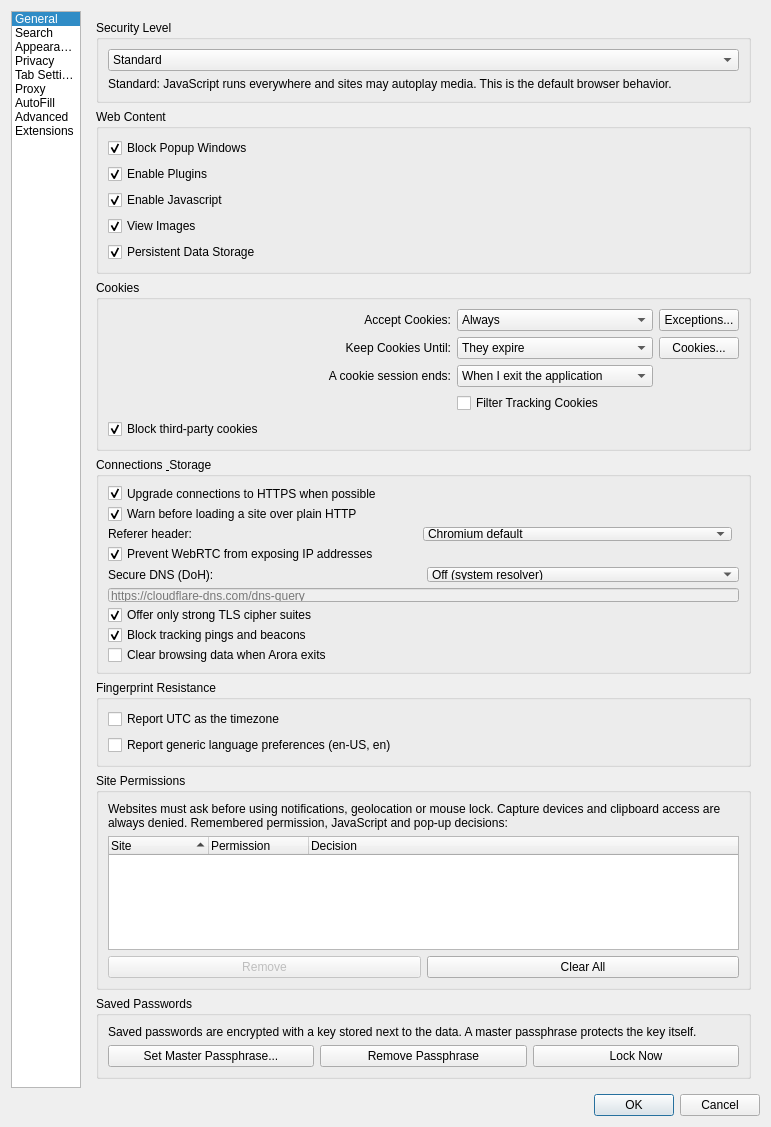
Qt form src/settings.ui (IT-Space-2026/arktos) before a commit.
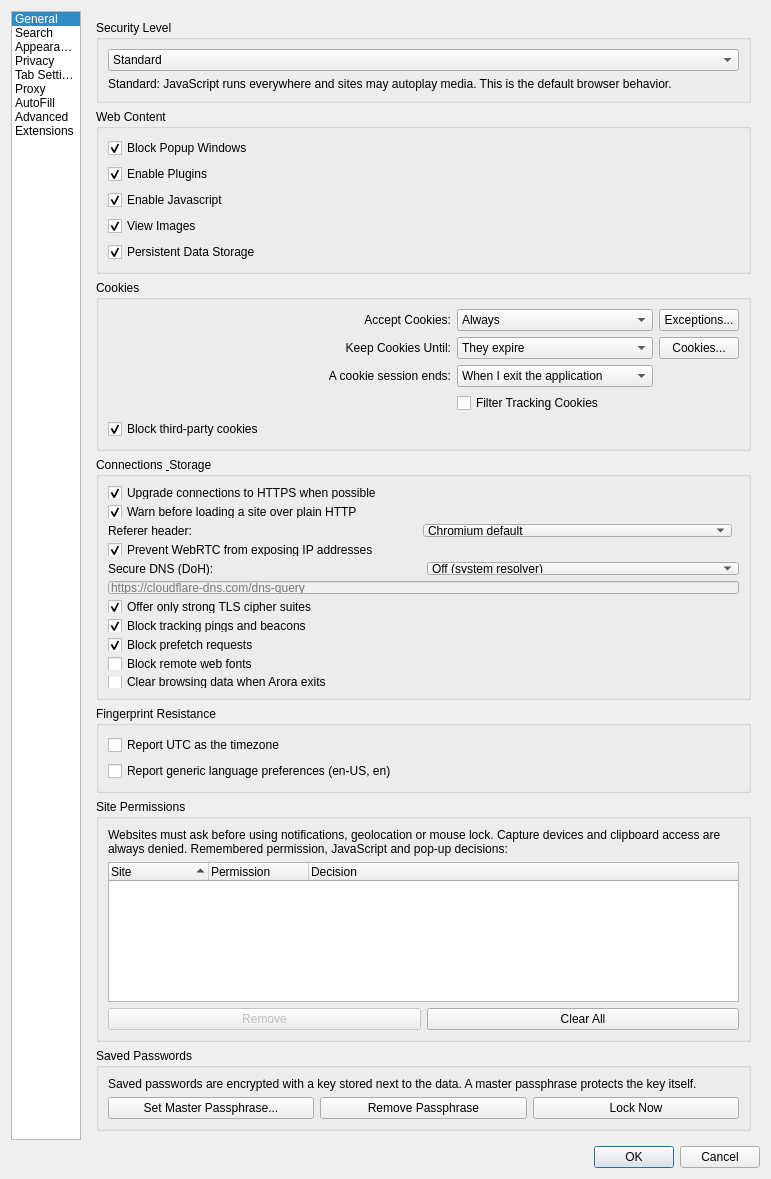
The same form after that commit. The open tabs and pages were chosen to show the change.

Commit message: SAFE04: interceptor privacy blocks — prefetch + remote fonts

Patch:
```diff
--- a/src/settings.ui
+++ b/src/settings.ui
@@ -1598,6 +1598,32 @@
             </property>
            </widget>
           </item>
+          <item>
+           <widget class="QCheckBox" name="blockPrefetch">
+            <property name="toolTip">
+             <string>Drop prefetch and prerender hints (&lt;link rel=prefetch&gt;) — they fetch pages you may never visit, leaking connections and bandwidth to sites a link merely points at.</string>
+            </property>
+            <property name="text">
+             <string>Block prefetch requests</string>
+            </property>
+            <property name="checked">
+             <bool>true</bool>
+            </property>
+           </widget>
+          </item>
+          <item>
+           <widget class="QCheckBox" name="blockRemoteFonts">
+            <property name="toolTip">
+             <string>Drop downloadable web fonts — font requests fingerprint your GPU/OS text stack and contact third-party hosts on every visit. Local and system fonts still work, but sites relying on icon fonts may render wrong.</string>
+            </property>
+            <property name="text">
+             <string>Block remote web fonts</string>
+            </property>
+            <property name="checked">
+             <bool>false</bool>
+            </property>
+           </widget>
+          </item>
           <item>
            <widget class="QCheckBox" name="clearOnExit">
             <property name="toolTip">
```
Left out of the diff: 2 changed lines with no effect on the pictures. The commit also changes 11 other files.
